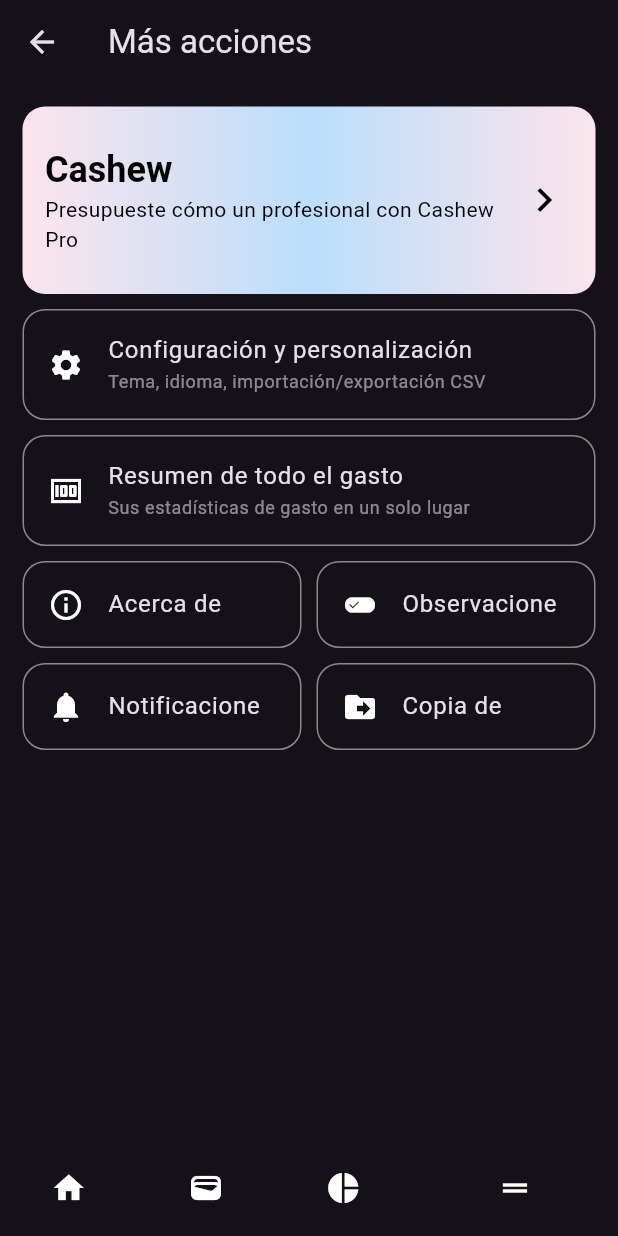
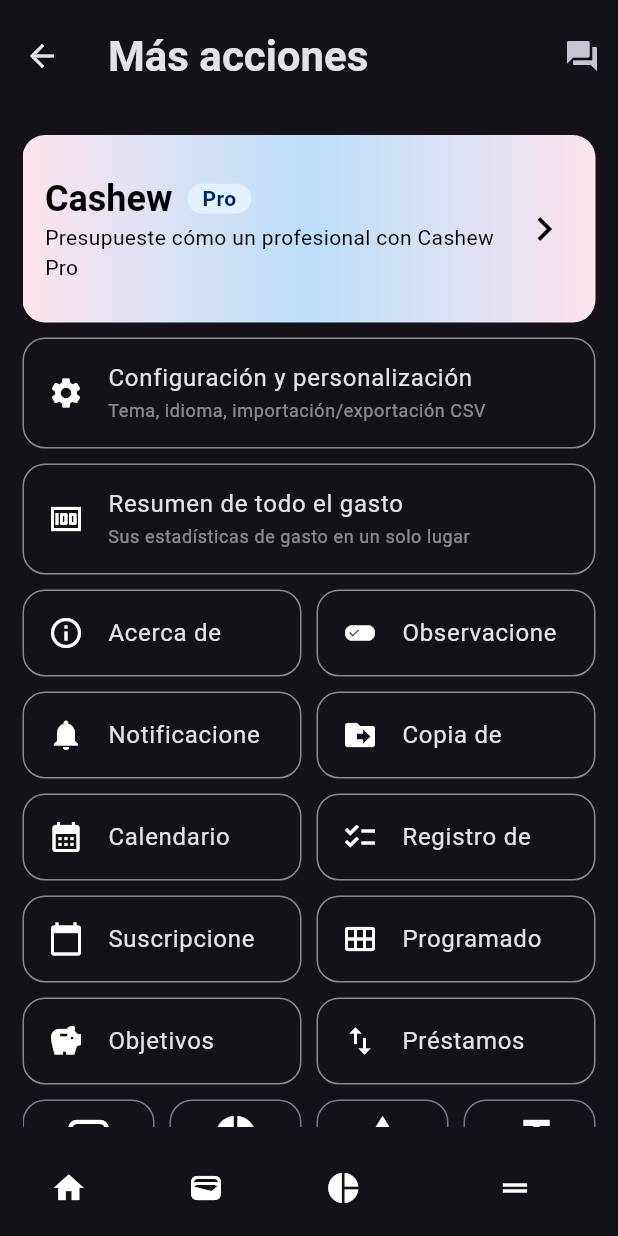
Before and after one commit to BusterAlan/cashew_clone, a Flutter app: the MoreActionsPage screen opened by its route, on a phone screen of 412 x 824 dp. Run offline on Flutter 3.47's test engine with Material 3 defaults, Android fonts, the phone set to English and light mode, and no system bars; our stand-ins replace auto_route.

Commit message:
Add More Actions widgets and routing fixes
Implement the More Actions UI and adjust routing.

- Added new More Actions widgets and a barrel export: calendar_register_section, edit_menu_section, objectives_loans_section, subscriptions_scheduled_section, and more_actions.dart.
- Wired the new widgets into MoreActionsPage and improved its AppBar (larger toolbar, styled title, help IconButton) and added a placeholder _onPressed TODO for a FAQ launcher.
- Updated ProListTile to include a small "Pro" badge next to the app name.
- Disabled the debug banner in MaterialApp (main.dart).
- Reworked routing: moved some routes out of the nested children and added explicit AutoRoute entries for ProSubscription, AddTransaction and SearchTransaction; normalized route names to use leading slashes.

These changes flesh out the More Actions screen and fix route registration order/naming to ensure the new pages are reachable.

```diff
--- a/lib/main.dart
+++ b/lib/main.dart
@@ -12,6 +12,7 @@
 
   @override
   Widget build(BuildContext context) => MaterialApp.router(
+    debugShowCheckedModeBanner: false,
     themeMode: ThemeMode.dark,
     darkTheme: ThemeData.dark().copyWith(
       bottomNavigationBarTheme: BottomNavigationBarThemeData(
--- a/lib/pages/more_actions/more_actions_page.dart
+++ b/lib/pages/more_actions/more_actions_page.dart
@@ -1,10 +1,7 @@
 import 'package:auto_route/auto_route.dart';
-import 'package:cashew_clone/widgets/more_actions/about_app_observations_section.dart';
-import 'package:cashew_clone/widgets/more_actions/config_list_tile.dart';
-import 'package:cashew_clone/widgets/more_actions/expenses_summary_list_tile.dart';
-import 'package:cashew_clone/widgets/more_actions/notifications_copy_section.dart';
-import 'package:cashew_clone/widgets/more_actions/pro_list_tile.dart';
 import 'package:flutter/material.dart';
+
+import '../../widgets/more_actions/more_actions.dart';
 
 @RoutePage()
 class MoreActionsPage extends StatelessWidget {
@@ -18,14 +15,28 @@
       ExpensesSummaryListTile(),
       AboutAppObservationsSection(),
       NotificationsCopySection(),
-      SizedBox(), // TODO: Implement Calendar and Register from
-      SizedBox(), // TODO: Implement Subscriptions and Scheduled
-      SizedBox(), // TODO: Implement Objectives and Loans
-      SizedBox(), // TODO: Implement Edit menu for Accounts, Budgets, Categories, and Titles
+      CalendarRegisterSection(),
+      SubscriptionsScheduledSection(),
+      ObjectivesLoansSection(),
+      EditMenuSection(),
     ];
 
     return Scaffold(
-      appBar: AppBar(title: Text("Más acciones")),
+      appBar: AppBar(
+        toolbarHeight: 75,
+        title: Text(
+          "Más acciones",
+          style: Theme.of(
+            context,
+          ).textTheme.headlineMedium?.copyWith(fontWeight: FontWeight.bold),
+        ),
+        actions: [
+          IconButton(
+            onPressed: () => _onPressed(context),
+            icon: Icon(Icons.question_answer),
+          ),
+        ],
+      ),
       body: Padding(
         padding: const EdgeInsets.all(15),
         child: ListView.separated(
@@ -36,4 +47,8 @@
       ),
     );
   }
+
+  void _onPressed(BuildContext context) {
+    // TODO: Implement url_launcher action to Cashew FAQ
+  }
 }
--- a/lib/routes/app_router.dart
+++ b/lib/routes/app_router.dart
@@ -16,21 +16,18 @@
       children: [
         AutoRoute(page: HomeRoute.page, path: RouteNames.home, initial: true),
         AutoRoute(page: TransactionsRoute.page, path: RouteNames.transactions),
-        AutoRoute(
-          page: AddTransactionRoute.page,
-          path: RouteNames.addTransaction,
-        ),
-        AutoRoute(
-          page: SearchTransactionRoute.page,
-          path: RouteNames.searchTransaction,
-        ),
         AutoRoute(page: BudgetRoute.page, path: RouteNames.budget),
         AutoRoute(page: MoreActionsRoute.page, path: RouteNames.moreActions),
-        AutoRoute(
-          page: ProSubscriptionRoute.page,
-          path: RouteNames.proSubscription,
-        ),
       ],
+    ),
+    AutoRoute(
+      page: ProSubscriptionRoute.page,
+      path: RouteNames.proSubscription,
+    ),
+    AutoRoute(page: AddTransactionRoute.page, path: RouteNames.addTransaction),
+    AutoRoute(
+      page: SearchTransactionRoute.page,
+      path: RouteNames.searchTransaction,
     ),
   ];
 }
--- a/lib/routes/route_names.dart
+++ b/lib/routes/route_names.dart
@@ -5,7 +5,8 @@
   static String transactions = "transactions";
   static String budget = "budget";
   static String moreActions = "moreActions";
-  static String addTransaction = "addTransaction";
-  static String proSubscription = "proSubscription";
-  static String searchTransaction = "searchTransaction";
+
+  static String addTransaction = "/addTransaction";
+  static String proSubscription = "/proSubscription";
+  static String searchTransaction = "/searchTransaction";
 }
--- /dev/null
+++ b/lib/widgets/more_actions/calendar_register_section.dart
@@ -0,0 +1,35 @@
+import 'package:flutter/material.dart';
+
+class CalendarRegisterSection extends StatelessWidget {
+  const CalendarRegisterSection({super.key});
+
+  @override
+  Widget build(BuildContext context) => Row(
+    mainAxisAlignment: .spaceBetween,
+    children: [_Calendar(), SizedBox(width: 10), RegisterFrom()],
+  );
+}
+
+class _Calendar extends StatelessWidget {
+  const _Calendar();
+
+  @override
+  Widget build(BuildContext context) => Expanded(
+    child: ListTile(
+      title: Text("Calendario", overflow: .clip, maxLines: 1),
+      leading: Icon(Icons.calendar_month),
+    ),
+  );
+}
+
+class RegisterFrom extends StatelessWidget {
+  const RegisterFrom();
+
+  @override
+  Widget build(BuildContext context) => Expanded(
+    child: ListTile(
+      title: Text("Registro de", overflow: .clip, maxLines: 1),
+      leading: Icon(Icons.checklist),
+    ),
+  );
+}
--- /dev/null
+++ b/lib/widgets/more_actions/edit_menu_section.dart
@@ -0,0 +1,132 @@
+import 'package:flutter/material.dart';
+
+class EditMenuSection extends StatelessWidget {
+  const EditMenuSection({super.key});
+
+  @override
+  Widget build(BuildContext context) => Row(
+    mainAxisAlignment: .spaceBetween,
+    crossAxisAlignment: .start,
+    children: [
+      _Accounts(),
+      SizedBox(width: 10),
+      _Budgets(),
+      SizedBox(width: 10),
+      _Categories(),
+      SizedBox(width: 10),
+      _Titles(),
+    ],
+  );
+}
+
+class _Accounts extends StatelessWidget {
+  const _Accounts();
+
+  @override
+  Widget build(BuildContext context) {
+    return Expanded(
+      child: DecoratedBox(
+        decoration: BoxDecoration(
+          borderRadius: BorderRadius.circular(15),
+          border: Border.all(
+            color: Theme.of(
+              context,
+            ).colorScheme.onPrimaryContainer.withAlpha(128),
+          ),
+        ),
+        child: Padding(
+          padding: const EdgeInsets.all(8.0),
+          child: Column(
+            children: [Icon(Icons.wallet, size: 32), Text("Cuentas")],
+          ),
+        ),
+      ),
+    );
+  }
+}
+
+class _Budgets extends StatelessWidget {
+  const _Budgets();
+
+  @override
+  Widget build(BuildContext context) {
+    return Expanded(
+      child: DecoratedBox(
+        decoration: BoxDecoration(
+          borderRadius: BorderRadius.circular(15),
+          border: Border.all(
+            color: Theme.of(
+              context,
+            ).colorScheme.onPrimaryContainer.withAlpha(128),
+          ),
+        ),
+        child: Padding(
+          padding: const EdgeInsets.all(8.0),
+          child: Column(
+            crossAxisAlignment: .center,
+            children: [
+              Icon(Icons.pie_chart, size: 32),
+              SizedBox(height: 10),
+              Text("Presupuestos", textAlign: .center),
+            ],
+          ),
+        ),
+      ),
+    );
+  }
+}
+
+class _Categories extends StatelessWidget {
+  const _Categories();
+
+  @override
+  Widget build(BuildContext context) {
+    return Expanded(
+      child: DecoratedBox(
+        decoration: BoxDecoration(
+          borderRadius: BorderRadius.circular(15),
+          border: Border.all(
+            color: Theme.of(
+              context,
+            ).colorScheme.onPrimaryContainer.withAlpha(128),
+          ),
+        ),
+        child: Padding(
+          padding: const EdgeInsets.all(8.0),
+          child: Column(
+            children: [
+              Icon(Icons.category, size: 32),
+              Text("Categorías", textAlign: .center),
+            ],
+          ),
+        ),
+      ),
+    );
+  }
+}
+
+class _Titles extends StatelessWidget {
+  const _Titles();
+
+  @override
+  Widget build(BuildContext context) {
+    return Expanded(
+      child: DecoratedBox(
+        decoration: BoxDecoration(
+          borderRadius: BorderRadius.circular(15),
+          border: Border.all(
+            color: Theme.of(
+              context,
+            ).colorScheme.onPrimaryContainer.withAlpha(128),
+          ),
+        ),
+        child: Padding(
+          padding: const EdgeInsets.all(8.0),
+          child: Column(
+            children: [Icon(Icons.format_size, size: 32), Text("Títulos")],
+          ),
+        ),
+      ),
+    );
+  }
+}
--- /dev/null
+++ b/lib/widgets/more_actions/more_actions.dart
@@ -0,0 +1,9 @@
+export 'about_app_observations_section.dart';
+export 'calendar_register_section.dart';
+export 'config_list_tile.dart';
+export 'edit_menu_section.dart';
+export 'expenses_summary_list_tile.dart';
+export 'notifications_copy_section.dart';
+export 'objectives_loans_section.dart';
+export 'pro_list_tile.dart';
+export 'subscriptions_scheduled_section.dart';
--- /dev/null
+++ b/lib/widgets/more_actions/objectives_loans_section.dart
@@ -0,0 +1,35 @@
+import 'package:flutter/material.dart';
+
+class ObjectivesLoansSection extends StatelessWidget {
+  const ObjectivesLoansSection({super.key});
+
+  @override
+  Widget build(BuildContext context) => Row(
+    mainAxisAlignment: .spaceBetween,
+    children: [_Objectives(), SizedBox(width: 10), _Loans()],
+  );
+}
+
+class _Objectives extends StatelessWidget {
+  const _Objectives();
+
+  @override
+  Widget build(BuildContext context) => Expanded(
+    child: ListTile(
+      title: Text("Objetivos", overflow: .clip, maxLines: 1),
+      leading: Icon(Icons.savings),
+    ),
+  );
+}
+
+class _Loans extends StatelessWidget {
+  const _Loans();
+
+  @override
+  Widget build(BuildContext context) => Expanded(
+    child: ListTile(
+      title: Text("Préstamos", overflow: .clip, maxLines: 1),
+      leading: Icon(Icons.import_export),
+    ),
+  );
+}
--- a/lib/widgets/more_actions/pro_list_tile.dart
+++ b/lib/widgets/more_actions/pro_list_tile.dart
@@ -32,12 +32,39 @@
                 crossAxisAlignment: .start,
                 mainAxisAlignment: .center,
                 children: [
-                  Text(
-                    "Cashew",
-                    style: Theme.of(context).textTheme.headlineSmall?.copyWith(
-                      color: Colors.black,
-                      fontWeight: FontWeight.bold,
-                    ),
+                  Row(
+                    mainAxisSize: .min,
+                    children: [
+                      Text(
+                        "Cashew",
+                        style: Theme.of(context).textTheme.headlineSmall
+                            ?.copyWith(
+                              color: Colors.black,
+                              fontWeight: FontWeight.bold,
+                            ),
+                      ),
+                      SizedBox(width: 10),
+                      Container(
+                        decoration: BoxDecoration(
+                          color: Colors.blue.shade50,
+                          borderRadius: BorderRadius.horizontal(
+                            left: Radius.circular(20),
+                            right: Radius.circular(20),
+                          ),
+                        ),
+                        child: Padding(
+                          padding: const EdgeInsets.symmetric(horizontal: 10),
+                          child: Text(
+                            "Pro",
+                            style: Theme.of(context).textTheme.bodyMedium
+                                ?.copyWith(
+                                  color: const Color.fromARGB(255, 0, 40, 105),
+                                  fontWeight: FontWeight.bold,
+                                ),
+                          ),
+                        ),
+                      ),
+                    ],
                   ),
                   Text(
                     "Presupueste cómo un profesional con Cashew Pro",
--- /dev/null
+++ b/lib/widgets/more_actions/subscriptions_scheduled_section.dart
@@ -0,0 +1,35 @@
+import 'package:flutter/material.dart';
+
+class SubscriptionsScheduledSection extends StatelessWidget {
+  const SubscriptionsScheduledSection({super.key});
+
+  @override
+  Widget build(BuildContext context) => Row(
+    mainAxisAlignment: .spaceBetween,
+    children: [_Subscriptions(), SizedBox(width: 10), _Scheduled()],
+  );
+}
+
+class _Subscriptions extends StatelessWidget {
+  const _Subscriptions();
+
+  @override
+  Widget build(BuildContext context) => Expanded(
+    child: ListTile(
+      title: Text("Suscripciones", overflow: .clip, maxLines: 1),
+      leading: Icon(Icons.calendar_today),
+    ),
+  );
+}
+
+class _Scheduled extends StatelessWidget {
+  const _Scheduled();
+
+  @override
+  Widget build(BuildContext context) => Expanded(
+    child: ListTile(
+      title: Text("Programado", overflow: .clip, maxLines: 1),
+      leading: Icon(Icons.calendar_view_month),
+    ),
+  );
+}
```
